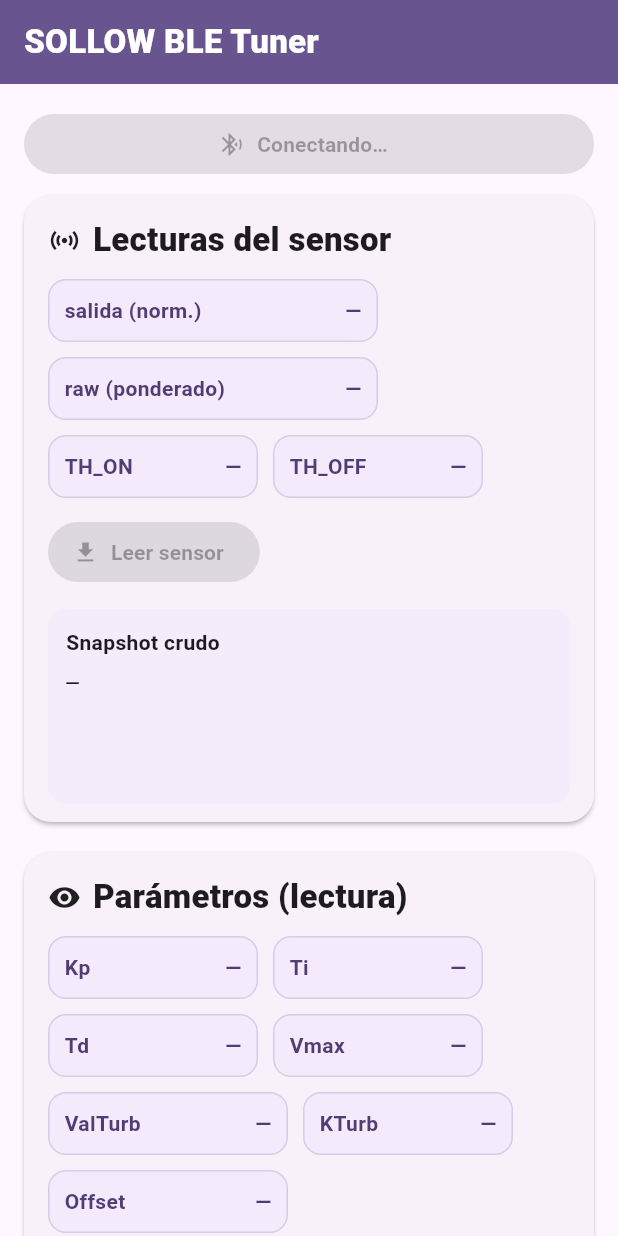
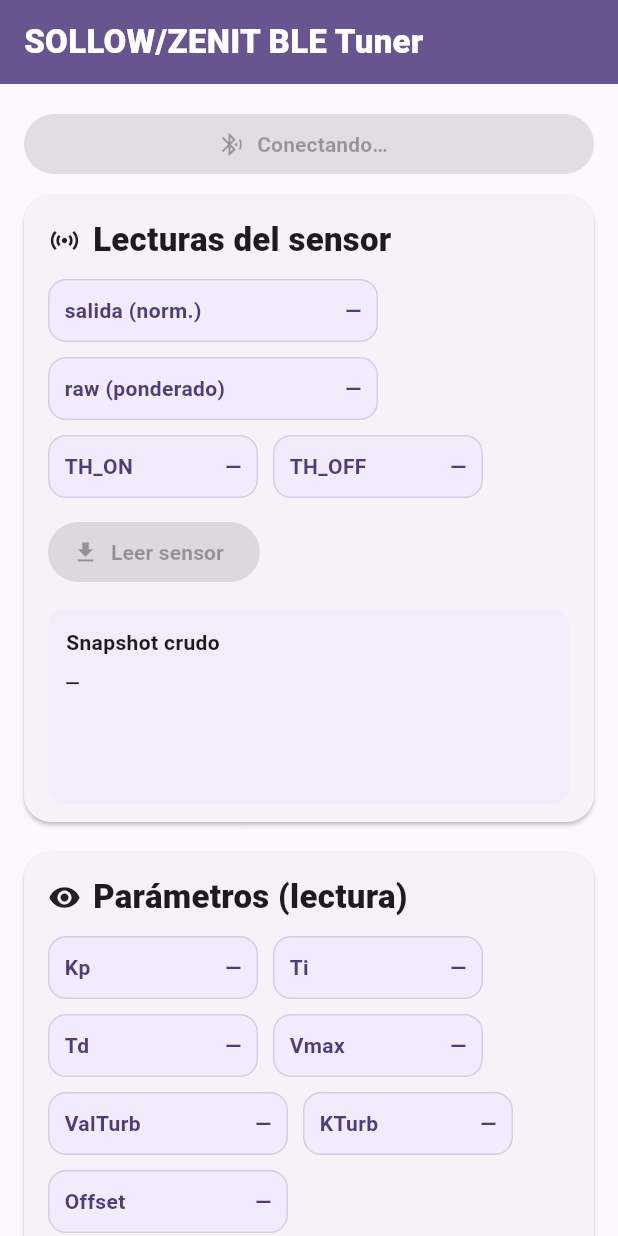
Before and after one commit to AnaOrozco122002/ble_app_sollow, a Flutter app: the screen it shows after launch, after a tap on "Buscar y Conectar", on a phone screen of 412 x 824 dp. Run offline on Flutter 3.47's test engine with Material 3 defaults, Android fonts, the phone set to English and light mode, and no system bars; our stand-ins replace flutter_blue_plus, permission_handler; accounts and stored records are empty.

Commit message:
sollow y zenit y seleccion

```diff
--- a/lib/main.dart
+++ b/lib/main.dart
@@ -6,10 +6,44 @@ import 'package:flutter/material.dart';
 import 'package:flutter_blue_plus/flutter_blue_plus.dart';
 import 'package:permission_handler/permission_handler.dart';
 
-// === UUIDs del firmware ===
-const String serviceUuid = "4fafc201-1fb5-459e-8fcc-c5c9c331914b";
-const String char1Uuid   = "beb5483e-36e1-4688-b7f5-ea07361b26a8"; // sintonización (READ/WRITE)
-const String char2Uuid   = "ceb5483e-36e1-4688-b7f5-ea07361b26a8"; // offset/estado/umbrales (WRITE) + lecturas (READ)
+/// =========================
+/// Perfiles de robots (UUIDs)
+/// =========================
+class RobotProfile {
+  final String label;       // Texto para UI
+  final String nameHint;    // Nombre esperado (advertising), opcional
+  final String service;
+  final String ch1;
+  final String ch2;
+
+  const RobotProfile({
+    required this.label,
+    required this.nameHint,
+    required this.service,
+    required this.ch1,
+    required this.ch2,
+  });
+}
+
+// ZENIT (nuevo)
+const profileZenit = RobotProfile(
+  label: 'ZENIT (nuevo)',
+  nameHint: 'ZENIT',
+  service: '4fafc201-1fb5-459e-8fcc-c5c9c331914b',
+  ch1:     'beb5483e-36e1-4688-b7f5-ea07361b26a8',
+  ch2:     'ceb5483e-36e1-4688-b7f5-ea07361b26a8',
+);
+
+// SOLLOW (viejo)
+const profileSollowOld = RobotProfile(
+  label: 'SOLLOW (viejo)',
+  nameHint: 'SOLLOW',
+  service: '4fafc201-1fb5-120e-8fcc-c5c9c331914b',
+  ch1:     'beb5483e-36e1-120e-b7f5-ea07361b26a8',
+  ch2:     'ceb5483e-36e1-120e-b7f5-ea07361b26a8',
+);
+
+const allProfiles = [profileZenit, profileSollowOld];
 
 void main() {
   WidgetsFlutterBinding.ensureInitialized();
@@ -22,7 +56,7 @@ class MyApp extends StatelessWidget {
   Widget build(BuildContext context) {
     final scheme = ColorScheme.fromSeed(seedColor: Colors.deepPurple);
     return MaterialApp(
-      title: 'SOLLOW BLE Tuner',
+      title: 'SOLLOW/ZENIT BLE Tuner',
       theme: ThemeData(
         colorScheme: scheme,
         useMaterial3: true,
@@ -60,8 +94,8 @@ class _HomePageState extends State<HomePage> {
   BluetoothDevice? device;
   BluetoothCharacteristic? ch1;
   BluetoothCharacteristic? ch2;
+  RobotProfile? activeProfile;
 
-  // NUEVO: suscripción al estado de conexión
   StreamSubscription<BluetoothConnectionState>? _connSub;
 
   // Entradas (escritura)
@@ -70,16 +104,16 @@ class _HomePageState extends State<HomePage> {
   final _td = TextEditingController(text: '0.02');
   final _vmax = TextEditingController(text: '1023');
   final _valturb = TextEditingController(text: '150');
-  final _ktur = TextEditingController(text: '0.6'); // NUEVO KTurb
+  final _ktur = TextEditingController(text: '0.6');
   final _offset = TextEditingController(text: '1.0');
 
-  // NUEVO: umbrales QTR
-  final _thOn  = TextEditingController(text: '250');
-  final _thOff = TextEditingController(text: '180');
+  // Umbrales QTR
+  final _thOn  = TextEditingController(text: '520');
+  final _thOff = TextEditingController(text: '320');
 
   // Lecturas (crudo)
-  String lastParamsRaw = '—'; // snapshot crudo CH1
-  String lastSensorRaw = '—'; // snapshot crudo CH2
+  String lastParamsRaw = '—';
+  String lastSensorRaw = '—';
 
   // Valores parseados para UI
   String pKp = '—', pTi = '—', pTd = '—', pVmax = '—', pValTurb = '—', pOffset = '—', pKTurb = '—';
@@ -88,16 +122,16 @@ class _HomePageState extends State<HomePage> {
   bool _connecting = false;
   bool get _connected => device != null && ch1 != null && ch2 != null;
 
-  // === Handler para desconexión automática ===
   void _handlePeripheralDisconnected() {
     if (!mounted) return;
     ScaffoldMessenger.of(context).showSnackBar(
-      const SnackBar(content: Text('SOLLOW se desconectó')),
+      const SnackBar(content: Text('El robot BLE se desconectó')),
     );
     setState(() {
       device = null;
       ch1 = null;
       ch2 = null;
+      activeProfile = null;
       lastParamsRaw = '—';
       lastSensorRaw = '—';
       pKp = pTi = pTd = pVmax = pValTurb = pOffset = pKTurb = '—';
@@ -118,7 +152,7 @@ class _HomePageState extends State<HomePage> {
     super.dispose();
   }
 
-  // ================== Permisos / Conexión ==================
+  // ============== Permisos / Conexión ==============
   Future<void> _ensurePerms() async {
     if (!Platform.isAndroid) return;
 
@@ -146,58 +180,156 @@ class _HomePageState extends State<HomePage> {
     }
   }
 
+  // ============== Selector cuando hay varios candidatos ==============
+  Future<({BluetoothDevice dev, RobotProfile profile, int rssi})?> _askUserToChoose(
+      List<({BluetoothDevice dev, RobotProfile profile, int rssi})> candidates,
+      ) async {
+    final list = [...candidates]..sort((a, b) => b.rssi.compareTo(a.rssi));
+
+    return showModalBottomSheet<({BluetoothDevice dev, RobotProfile profile, int rssi})>(
+      context: context,
+      useSafeArea: true,
+      isScrollControlled: false,
+      builder: (ctx) {
+        return SafeArea(
+          child: Column(
+            mainAxisSize: MainAxisSize.min,
+            children: [
+              const SizedBox(height: 12),
+              const Text(
+                'Selecciona a qué robot conectarte',
+                style: TextStyle(fontSize: 16, fontWeight: FontWeight.w700),
+              ),
+              const SizedBox(height: 6),
+              Flexible(
+                child: ListView.separated(
+                  shrinkWrap: true,
+                  padding: const EdgeInsets.symmetric(horizontal: 12, vertical: 10),
+                  itemCount: list.length,
+                  separatorBuilder: (_, __) => const Divider(height: 1),
+                  itemBuilder: (_, i) {
+                    final c = list[i];
+                    final name = c.dev.platformName.isNotEmpty ? c.dev.platformName : '(sin nombre)';
+                    return ListTile(
+                      leading: const Icon(Icons.memory),
+                      title: Text(name, overflow: TextOverflow.ellipsis),
+                      subtitle: Text('${c.profile.label} · RSSI ${c.rssi} dBm'),
+                      trailing: const Icon(Icons.chevron_right),
+                      onTap: () => Navigator.of(ctx).pop(c),
+                    );
+                  },
+                ),
+              ),
+              const SizedBox(height: 12),
+            ],
+          ),
+        );
+      },
+    );
+  }
+
   Future<void> _scanAndConnect() async {
     try {
       setState(() => _connecting = true);
       await _ensurePerms();
 
-      BluetoothDevice? found;
-      await FlutterBluePlus.startScan(timeout: const Duration(seconds: 6));
+      // Lista de candidatos: device + perfil + rssi
+      final candidates = <({BluetoothDevice dev, RobotProfile profile, int rssi})>[];
 
+      await FlutterBluePlus.startScan(timeout: const Duration(seconds: 7));
       final subScan = FlutterBluePlus.scanResults.listen((results) {
         for (final r in results) {
-          final name = r.device.platformName;
-          final uuids = r.advertisementData.serviceUuids;
-          final containsSvc = uuids.map((g) => g.toString().toLowerCase()).contains(serviceUuid);
-          if (name == 'SOLLOW' || containsSvc) found = r.device;
+          final name = r.device.platformName.trim();
+          final ad = r.advertisementData;
+          final advUuids = ad.serviceUuids.map((u) => u.toString().toLowerCase()).toSet();
+
+          for (final p in allProfiles) {
+            final matchesName = name.isNotEmpty && name.toUpperCase().contains(p.nameHint.toUpperCase());
+            final matchesSvc  = advUuids.contains(p.service.toLowerCase());
+            if (matchesName || matchesSvc) {
+              final already = candidates.any((c) => c.dev.remoteId == r.device.remoteId);
+              if (!already) {
+                candidates.add((dev: r.device, profile: p, rssi: r.rssi));
+              }
+            }
+          }
         }
       });
 
-      await Future.delayed(const Duration(seconds: 6));
+      await Future.delayed(const Duration(seconds: 7));
       await FlutterBluePlus.stopScan();
       await subScan.cancel();
 
-      if (found == null) {
-        throw Exception('No se encontró SOLLOW. Verifica que anuncie cerca y que “Ubicación” esté activa.');
+      if (candidates.isEmpty) {
+        throw Exception('No se encontraron ZENIT ni SOLLOW.\nAcércalos al teléfono y verifica que estén encendidos.');
       }
 
-      device = found;
+      // Elegir: si hay 1 auto; si hay 2+ mostrar selector
+      ({BluetoothDevice dev, RobotProfile profile, int rssi}) chosen;
+
+      if (candidates.length == 1) {
+        candidates.sort((a, b) => b.rssi.compareTo(a.rssi));
+        chosen = candidates.first;
+      } else {
+        final picked = await _askUserToChoose(candidates);
+        if (picked != null) {
+          chosen = picked;
+        } else {
+          candidates.sort((a, b) => b.rssi.compareTo(a.rssi));
+          chosen = candidates.first;
+        }
+      }
+
+      device = chosen.dev;
+      activeProfile = chosen.profile;
+
       await device!.connect(timeout: const Duration(seconds: 10));
-
       try { await device!.requestMtu(185); } catch (_) {}
 
-      // === SUSCRIPCIÓN AL ESTADO DE CONEXIÓN ===
-      try {
-        await _connSub?.cancel();
-      } catch (_) {}
+      try { await _connSub?.cancel(); } catch (_) {}
       _connSub = device!.connectionState.listen((s) {
         if (s == BluetoothConnectionState.disconnected) {
           _handlePeripheralDisconnected();
         }
       });
 
+      // Descubrir servicios y confirmar/ajustar perfil en caso de advertising vacío
       final services = await device!.discoverServices();
-      final srv = services.firstWhere(
-            (s) => s.uuid.toString().toLowerCase() == serviceUuid,
-        orElse: () => throw Exception('Servicio no hallado en el dispositivo'),
+
+      // 1) intenta con el perfil elegido
+      BluetoothService? srv = services.firstWhere(
+            (s) => s.uuid.toString().toLowerCase() == activeProfile!.service.toLowerCase(),
+        orElse: () => null as BluetoothService,
       );
 
-      ch1 = srv.characteristics.firstWhere((c) => c.uuid.toString().toLowerCase() == char1Uuid);
-      ch2 = srv.characteristics.firstWhere((c) => c.uuid.toString().toLowerCase() == char2Uuid);
+      // 2) si no está, busca si coincide el otro perfil
+      if (srv == null) {
+        for (final p in allProfiles) {
+          final found = services.where((x) => x.uuid.toString().toLowerCase() == p.service.toLowerCase());
+          if (found.isNotEmpty) {
+            srv = found.first;
+            activeProfile = p;
+            break;
+          }
+        }
+      }
+
+      if (srv == null) {
+        throw Exception('Servicio BLE de ZENIT/SOLLOW no hallado en el dispositivo seleccionado.');
+      }
+
+      ch1 = srv.characteristics.firstWhere(
+            (c) => c.uuid.toString().toLowerCase() == activeProfile!.ch1.toLowerCase(),
+        orElse: () => throw Exception('CH1 no hallada para ${activeProfile!.label}'),
+      );
+      ch2 = srv.characteristics.firstWhere(
+            (c) => c.uuid.toString().toLowerCase() == activeProfile!.ch2.toLowerCase(),
+        orElse: () => throw Exception('CH2 no hallada para ${activeProfile!.label}'),
+      );
 
       if (mounted) {
         ScaffoldMessenger.of(context).showSnackBar(
-          const SnackBar(content: Text('Conectado a SOLLOW')),
+          SnackBar(content: Text('Conectado a ${activeProfile!.label}')),
         );
       }
 
@@ -213,27 +345,26 @@ class _HomePageState extends State<HomePage> {
   }
 
   Future<void> _disconnect() async {
-    // Cancela listener antes de desconectar manualmente
     try { await _connSub?.cancel(); } catch (_) {}
     _connSub = null;
 
     try { if (device != null) await device!.disconnect(); } catch (_) {}
     if (!mounted) return;
     setState(() {
-      device = null; ch1 = null; ch2 = null;
+      device = null; ch1 = null; ch2 = null; activeProfile = null;
       lastParamsRaw = '—'; lastSensorRaw = '—';
       pKp = pTi = pTd = pVmax = pValTurb = pOffset = pKTurb = '—';
       sSalida = sRaw = sThOn = sThOff = '—';
     });
   }
 
-  // ================== Writes ==================
+  // ============== Writes ==============
   Future<void> _sendTuning() async {
     if (ch1 == null) return;
     final msg = '*${_kp.text},${_ti.text},${_td.text},${_vmax.text},${_valturb.text},${_ktur.text}\n';
     try {
       await ch1!.write(utf8.encode(msg), withoutResponse: false).timeout(const Duration(seconds: 2));
-      await _readParams(); // confirmar
+      await _readParams();
     } catch (e) {
       if (!mounted) return;
       ScaffoldMessenger.of(context).showSnackBar(SnackBar(content: Text('Write CH1: $e')));
@@ -244,7 +375,7 @@ class _HomePageState extends State<HomePage> {
     if (ch2 == null) return;
     try {
       await ch2!.write(utf8.encode('OFFSET=${_offset.text}\n'), withoutResponse: false).timeout(const Duration(seconds: 2));
-      await _readParams(); // refleja offset
+      await _readParams();
     } catch (e) {
       if (!mounted) return;
       ScaffoldMessenger.of(context).showSnackBar(SnackBar(content: Text('Write CH2 (offset): $e')));
@@ -255,14 +386,13 @@ class _HomePageState extends State<HomePage> {
     if (ch2 == null) return;
     try {
       await ch2!.write(utf8.encode('ESTADO=$v\n'), withoutResponse: false).timeout(const Duration(seconds: 2));
-      await _readSensor(); // feedback
+      await _readSensor();
     } catch (e) {
       if (!mounted) return;
       ScaffoldMessenger.of(context).showSnackBar(SnackBar(content: Text('Write CH2 (estado): $e')));
     }
   }
 
-  // NUEVO: enviar umbrales QTR
   Future<void> _sendThresholds() async {
     if (ch2 == null) return;
     final thOn  = _thOn.text.trim();
@@ -272,14 +402,14 @@ class _HomePageState extends State<HomePage> {
           .timeout(const Duration(seconds: 2));
       await ch2!.write(utf8.encode('TH_OFF=$thOff\n'), withoutResponse: false)
           .timeout(const Duration(seconds: 2));
-      await _readSensor(); // refrescar snapshot con th_on/th_off
+      await _readSensor();
     } catch (e) {
       if (!mounted) return;
       ScaffoldMessenger.of(context).showSnackBar(SnackBar(content: Text('Write CH2 (umbrales): $e')));
     }
   }
 
-  // ================== Reads ==================
+  // ============== Reads ==============
   Future<void> _readParams() async {
     if (ch1 == null) return;
     try {
@@ -304,7 +434,7 @@ class _HomePageState extends State<HomePage> {
     }
   }
 
-  // ================== Parsers ==================
+  // ============== Parsers ==============
   Map<String, String> _kvToMap(String s) {
     final out = <String, String>{};
     if (s.trim().isEmpty || s == '—') return out;
@@ -402,7 +532,7 @@ class _HomePageState extends State<HomePage> {
 
     return Scaffold(
       appBar: AppBar(
-        title: const Text('SOLLOW BLE Tuner'),
+        title: const Text('SOLLOW/ZENIT BLE Tuner'),
         backgroundColor: cs.primary, foregroundColor: cs.onPrimary,
         actions: [
           if (_connected)
@@ -416,10 +546,10 @@ class _HomePageState extends State<HomePage> {
                     borderRadius: BorderRadius.circular(999),
                     border: Border.all(color: cs.onPrimary.withOpacity(0.25)),
                   ),
-                  child: const Row(mainAxisSize: MainAxisSize.min, children: [
-                    Icon(Icons.bluetooth_connected, size: 16),
-                    SizedBox(width: 6),
-                    Text('Conectado'),
+                  child: Row(mainAxisSize: MainAxisSize.min, children: [
+                    const Icon(Icons.bluetooth_connected, size: 16),
+                    const SizedBox(width: 6),
+                    Text(activeProfile?.label ?? 'Conectado'),
                   ]),
                 ),
               ),
@@ -438,7 +568,7 @@ class _HomePageState extends State<HomePage> {
               label: Text(_connecting ? 'Conectando…' : 'Buscar y Conectar'),
             ),
 
-          // ===== 1) Lectura del sensor (PRIMERO) =====
+          // ===== 1) Lecturas del sensor =====
           Card(
             child: Padding(
               padding: const EdgeInsets.fromLTRB(16, 16, 16, 12),
@@ -465,7 +595,7 @@ class _HomePageState extends State<HomePage> {
             ),
           ),
 
-          // ===== 2) Parámetros (Lectura) =====
+          // ===== 2) Parámetros (lectura) =====
           Card(
             child: Padding(
               padding: const EdgeInsets.fromLTRB(16, 16, 16, 10),
@@ -495,12 +625,12 @@ class _HomePageState extends State<HomePage> {
             ),
           ),
 
-          // ===== 3) Parámetros (Escritura, incluye KTurb) =====
+          // ===== 3) Parámetros (escritura) =====
           Card(
             child: Padding(
               padding: const EdgeInsets.all(16),
               child: Column(crossAxisAlignment: CrossAxisAlignment.start, children: [
-                _sectionTitle('Parámetros (escritura PID / Vmax / ValTurb / KTurb)', icon: Icons.tune),
+                _sectionTitle('Parámetros (PID / Vmax / ValTurb / KTurb)', icon: Icons.tune),
                 const SizedBox(height: 12),
                 Wrap(spacing: 12, runSpacing: 12, children: [
                   _numField('Kp', _kp),
@@ -550,7 +680,7 @@ class _HomePageState extends State<HomePage> {
             ),
           ),
 
-          // ===== 6) Umbrales QTR (TH_ON / TH_OFF) =====
+          // ===== 6) Umbrales QTR =====
           Card(
             child: Padding(
               padding: const EdgeInsets.all(16),
```
